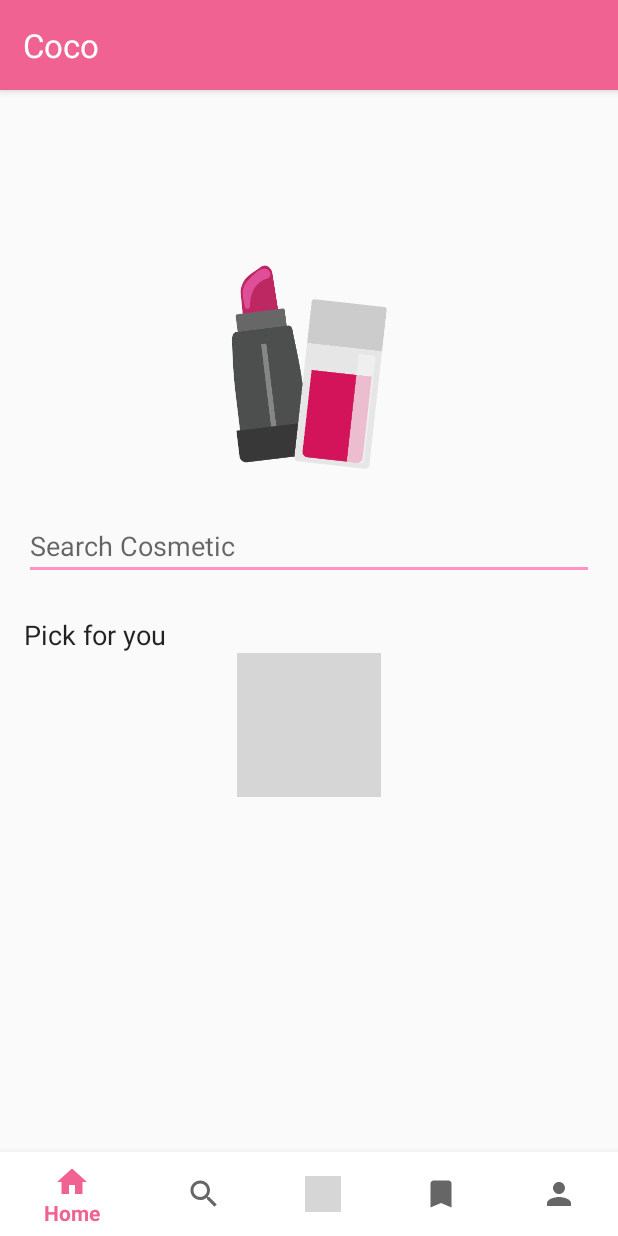
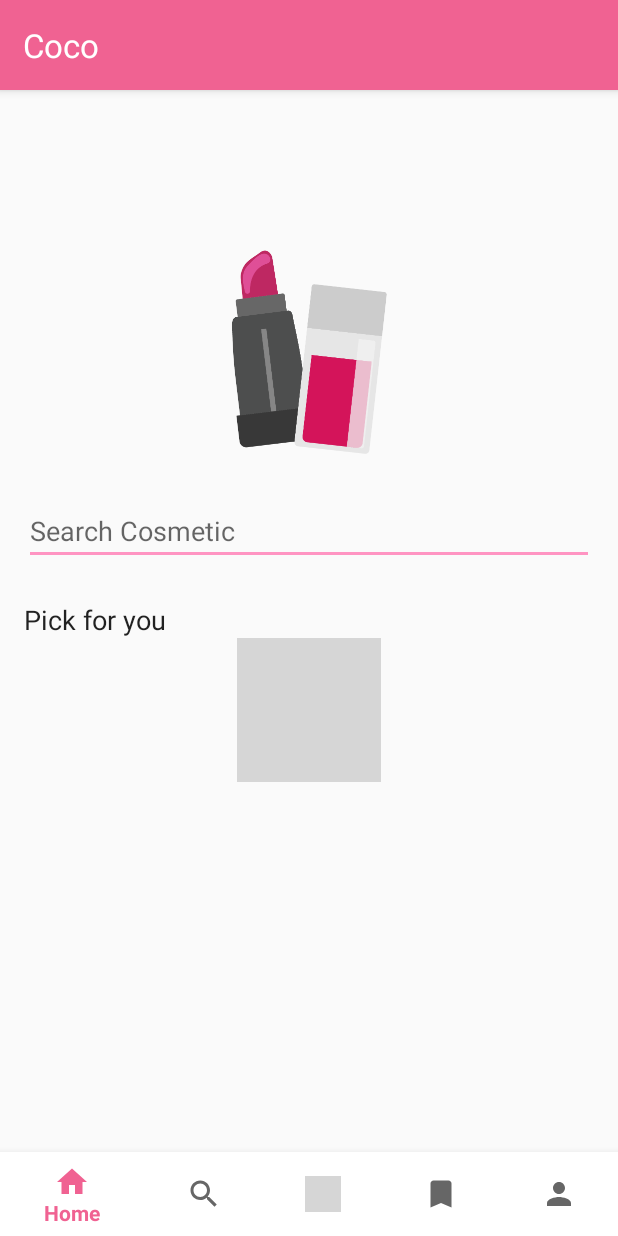
Before and after one commit to kantee2540/cosmetic, an Android app: the screen it shows after launch (MainActivity), on a phone screen of 412 x 824 dp. Run offline under Robolectric (Android 15) with nearby library versions, the phone set to English and light mode, and no system bars; grey boxes are pictures that could not be loaded.

Commit message:
Update project2

```diff
--- a/app/src/main/java/com/example/cosmetic/search/SearchAdapter.kt
+++ b/app/src/main/java/com/example/cosmetic/search/SearchAdapter.kt
@@ -1,6 +1,7 @@
 package com.example.cosmetic.search
 
 import android.app.Activity
+import android.content.Context
 import android.content.Intent
 import android.view.LayoutInflater
 import android.view.View
@@ -14,7 +15,7 @@ import com.example.cosmetic.getobject.PRODUCT_NAME
 import com.example.cosmetic.getobject.ProductModel
 import kotlinx.android.synthetic.main.search_item_list.view.*
 
-class SearchAdapter(private val productSet: ArrayList<ProductModel>, private val context: Activity) : RecyclerView.Adapter<SearchAdapter.MyViewHolder>() {
+class SearchAdapter(private val productSet: ArrayList<ProductModel>, private val context: Context) : RecyclerView.Adapter<SearchAdapter.MyViewHolder>() {
 
     override fun getItemCount(): Int {
         return productSet.size
--- a/app/src/main/res/layout/activity_main.xml
+++ b/app/src/main/res/layout/activity_main.xml
@@ -7,28 +7,27 @@
     tools:context=".MainActivity">
 
     <com.google.android.material.appbar.AppBarLayout
+        android:id="@+id/appBarLayout2"
         android:layout_width="match_parent"
         android:layout_height="wrap_content"
         android:theme="@style/AppTheme.AppBarOverlay">
 
         <TextView
+            android:id="@+id/bar_title"
             android:layout_width="match_parent"
             android:layout_height="match_parent"
             android:padding="15dp"
             android:text="@string/app_name_2"
             android:textAppearance="@style/TextAppearance.AppCompat.Large"
-            android:textColor="@android:color/white"/>
+            android:textColor="@android:color/white" />
 
     </com.google.android.material.appbar.AppBarLayout>
 
-    <FrameLayout
-        android:layout_width="match_parent"
-        android:layout_height="match_parent">
-
-        <androidx.viewpager.widget.ViewPager
+    <com.example.cosmetic.MainViewPager
         android:id="@+id/container"
         android:layout_width="match_parent"
-            android:layout_height="match_parent" />
+        android:layout_height="match_parent"
+        app:layout_behavior="@string/appbar_scrolling_view_behavior"/>
 
     <com.google.android.material.bottomnavigation.BottomNavigationView
         android:id="@+id/bottom_navigation"
@@ -36,11 +35,7 @@
         android:layout_height="wrap_content"
         android:layout_gravity="bottom"
         android:background="@android:color/white"
-            app:menu="@menu/bottom_navigation_menu">
-
-        </com.google.android.material.bottomnavigation.BottomNavigationView>
-
-    </FrameLayout>
+        app:menu="@menu/bottom_navigation_menu"/>
 
 
 </androidx.coordinatorlayout.widget.CoordinatorLayout>
--- a/app/src/main/res/layout/home_fragment.xml
+++ b/app/src/main/res/layout/home_fragment.xml
@@ -28,7 +28,7 @@
                 android:id="@+id/imageView"
                 android:layout_width="150dp"
                 android:layout_height="150dp"
-                android:layout_marginTop="150dp"
+                android:layout_marginTop="80dp"
                 app:layout_constraintEnd_toEndOf="parent"
                 app:layout_constraintStart_toStartOf="parent"
                 app:layout_constraintTop_toTopOf="parent"
```
Also changed, not shown: app/src/main/java/com/example/cosmetic/MainActivity.kt (+32 -10 lines), app/src/main/java/com/example/cosmetic/MainViewPager.kt (added, +30 -0 lines), app/src/main/java/com/example/cosmetic/SectionsPageAdapter.kt (+4 -4 lines), app/src/main/java/com/example/cosmetic/search/SearchFragment.kt (+13 -6 lines), app/src/main/res/layout/package_fragment.xml (+5 -9 lines), app/src/main/res/layout/search_fragment.xml (+7 -0 lines). Lines whose indentation alone changed are shown as unchanged.
